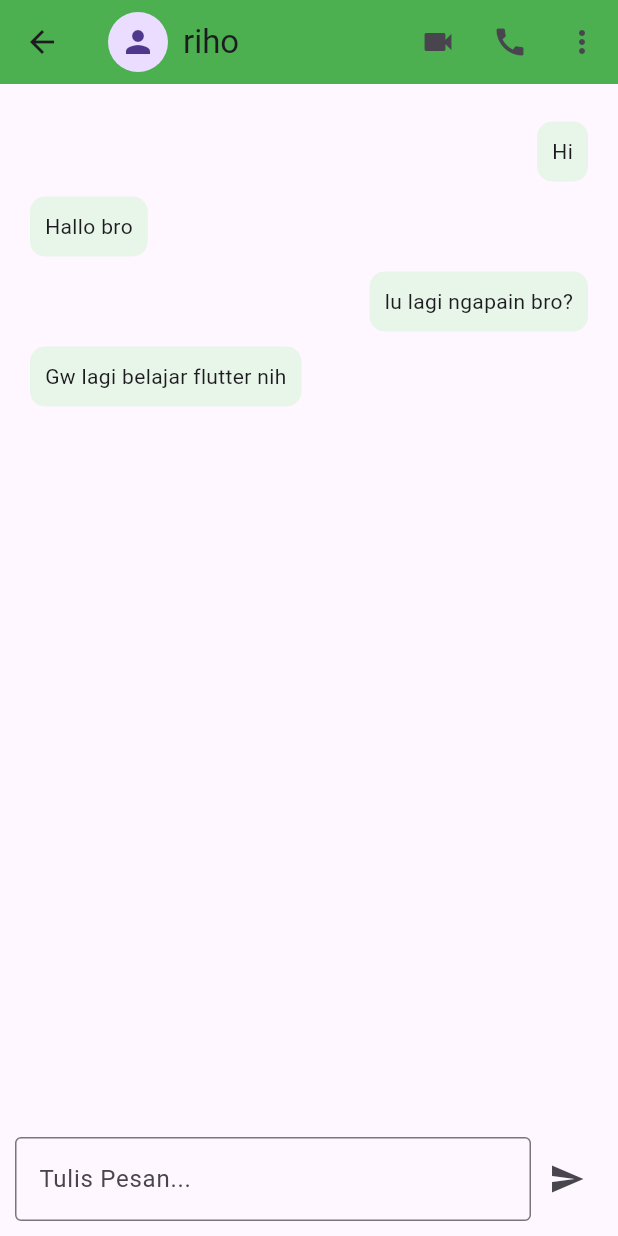
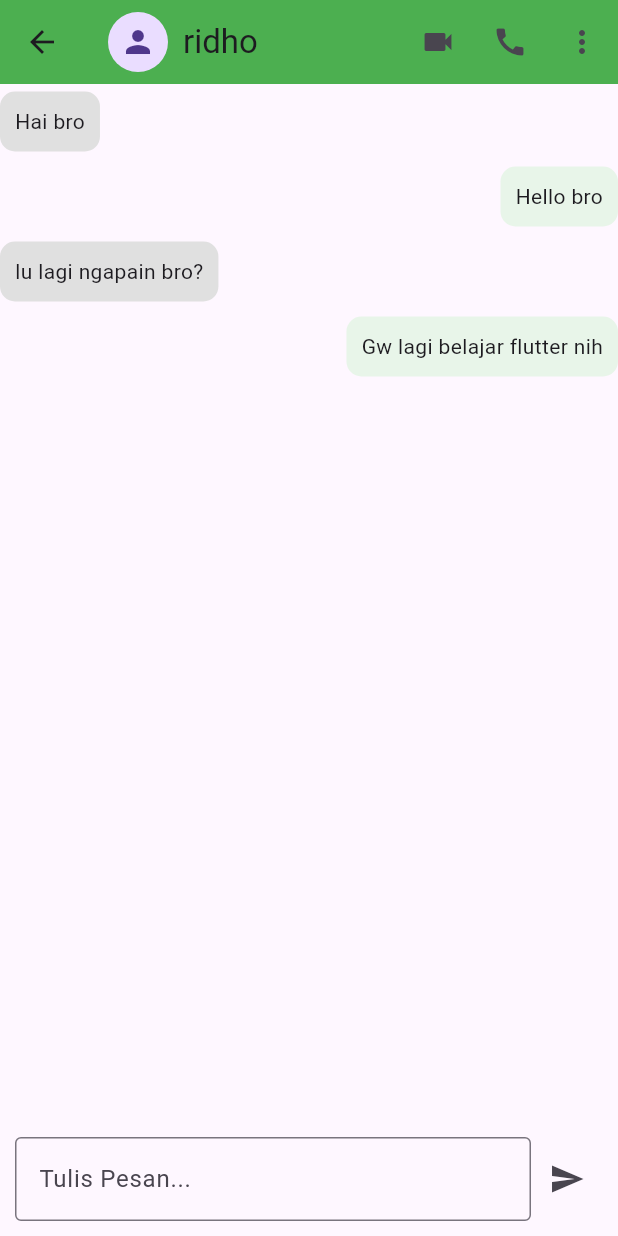
Before and after one commit to iksanrasya/static-whatsapp, a Flutter app: the DetailChat screen opened directly, after a tap on the "send" icon, on a phone screen of 412 x 824 dp. Run offline on Flutter 3.47's test engine with Material 3 defaults, Android fonts, the phone set to English and light mode, and no system bars.

Commit message:
MEB 15 kirim pesan menjadi berfunsi

```diff
--- a/lib/detail_chat.dart
+++ b/lib/detail_chat.dart
@@ -1,4 +1,12 @@
 import 'package:flutter/material.dart';
+
+//membuat model pesan, blueprint
+class Message {
+  final String chat;
+  final bool isMe;
+
+  Message({required this.chat, required this.isMe});
+}
 
 class DetailChat extends StatefulWidget {
   const DetailChat({super.key});
@@ -8,6 +16,33 @@ class DetailChat extends StatefulWidget {
 }
 
 class _DetailChatState extends State<DetailChat> {
+  //
+  TextEditingController textPesan = TextEditingController();
+  final List<Message> pesan = [
+    Message(chat: "Hai bro", isMe: false),
+    Message(chat: "Hello bro", isMe: true),
+    Message(chat: "lu lagi ngapain bro?", isMe: false),
+    Message(chat: "Gw lagi belajar flutter nih", isMe: true),
+  ];
+
+  //membuat fungsi tombol kirim
+  void kirimPesan() {
+    if (textPesan.text.trim().isEmpty) return;
+    setState(() {
+      pesan.add(Message(chat: textPesan.text, isMe: true));
+    });
+
+    textPesan.clear(); //bersihkan input chat nya
+
+    Future.delayed(const Duration(seconds: 2), () {
+      if (mounted) {
+        setState(() {
+          pesan.add(Message(chat: "oke bro", isMe: false));
+        });
+      }
+    });
+  }
+
   @override
   Widget build(BuildContext context) {
     return Scaffold(
@@ -23,11 +58,9 @@ class _DetailChatState extends State<DetailChat> {
           children: [
             Padding(
               padding: EdgeInsets.only(right: 10),
-                child: CircleAvatar(
-                child: Icon(Icons.person),
+              child: CircleAvatar(child: Icon(Icons.person)),
             ),
-                ),
-              Text("riho")
+            Text("ridho"),
           ],
         ),
         actions: [
@@ -54,59 +87,25 @@ class _DetailChatState extends State<DetailChat> {
       body: Column(
         children: [
           Expanded(
-            child: ListView(
-              padding: EdgeInsets.all(20),
-              children: [
-                Align(
-                  alignment: Alignment.centerRight,
+            child: ListView.builder(
+              itemCount: pesan.length,
+              itemBuilder: (context, index) {
+                final psn = pesan[index];
+                return Align(
+                  alignment:
+                      psn.isMe ? Alignment.centerRight : Alignment.centerLeft,
                   child: Container(
                     margin: EdgeInsets.symmetric(vertical: 5),
                     padding: EdgeInsets.all(10),
                     decoration: BoxDecoration(
-                      color: Colors.green[50],
-                      borderRadius: BorderRadius.circular(10)
+                      color: psn.isMe ? Colors.green[50] : Colors.grey[300],
+                      borderRadius: BorderRadius.circular(10),
                     ),
-                    child: Text("Hi"),
+                    child: Text(psn.chat),
                   ),
+                );
+              },
             ),
-                Align(
-                  alignment: Alignment.centerLeft,
-                  child: Container(
-                    margin: EdgeInsets.symmetric(vertical: 5),
-                    padding: EdgeInsets.all(10),
-                    decoration: BoxDecoration(
-                      color: Colors.green[50],
-                      borderRadius: BorderRadius.circular(10)
-                    ),
-                    child: Text("Hallo bro"),
-                  ),
-                ),
-                Align(
-                  alignment: Alignment.centerRight,
-                  child: Container(
-                    margin: EdgeInsets.symmetric(vertical: 5),
-                    padding: EdgeInsets.all(10),
-                    decoration: BoxDecoration(
-                      color: Colors.green[50],
-                      borderRadius: BorderRadius.circular(10)
-                    ),
-                    child: Text("lu lagi ngapain bro?"),
-                  ),
-                ),
-                Align(
-                  alignment: Alignment.centerLeft,
-                  child: Container(
-                    margin: EdgeInsets.symmetric(vertical: 5),
-                    padding: EdgeInsets.all(10),
-                    decoration: BoxDecoration(
-                      color: Colors.green[50],
-                      borderRadius: BorderRadius.circular(10)
-                    ),
-                    child: Text("Gw lagi belajar flutter nih"),
-                  ),
-                )
-              ],
-            )
           ),
           Padding(
             padding: EdgeInsetsGeometry.all(10),
@@ -114,21 +113,21 @@ class _DetailChatState extends State<DetailChat> {
               children: [
                 Expanded(
                   child: TextField(
+                    controller:
+                        textPesan, // <-- 1. Sambungkan controller di sini
+                    onSubmitted: (value) {
+                      kirimPesan(); // <-- 2. Supaya di web bisa langsung kirim saat tekan tombol Enter
+                    },
                     decoration: InputDecoration(
                       hintText: "Tulis Pesan...",
                       border: OutlineInputBorder(),
                     ),
                   ),
                 ),
-                IconButton(
-                  onPressed: () {
-                    debugPrint("Mengirim pesan");
-                  },
-                  icon: Icon(Icons.send)
-                  )
+                IconButton(onPressed: kirimPesan, icon: Icon(Icons.send)),
               ],
             ),
-          )
+          ),
         ],
       ),
     );
```
Lines whose indentation alone changed are shown as unchanged.
